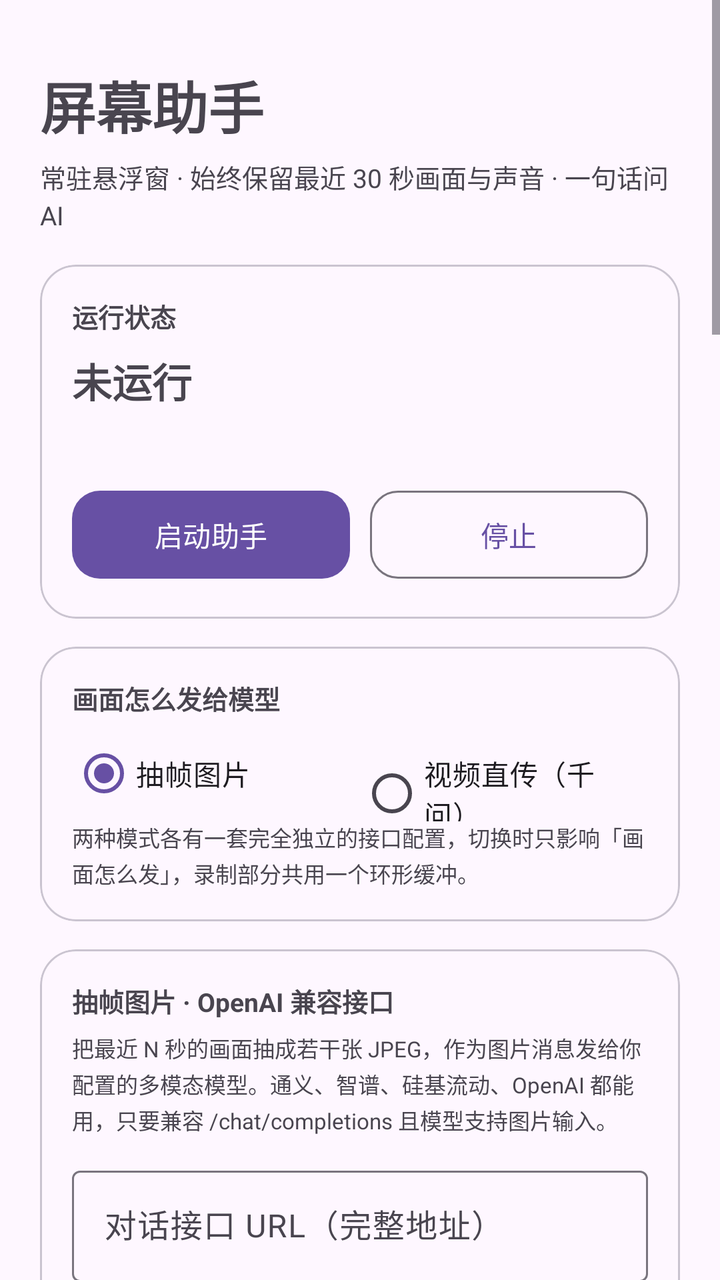
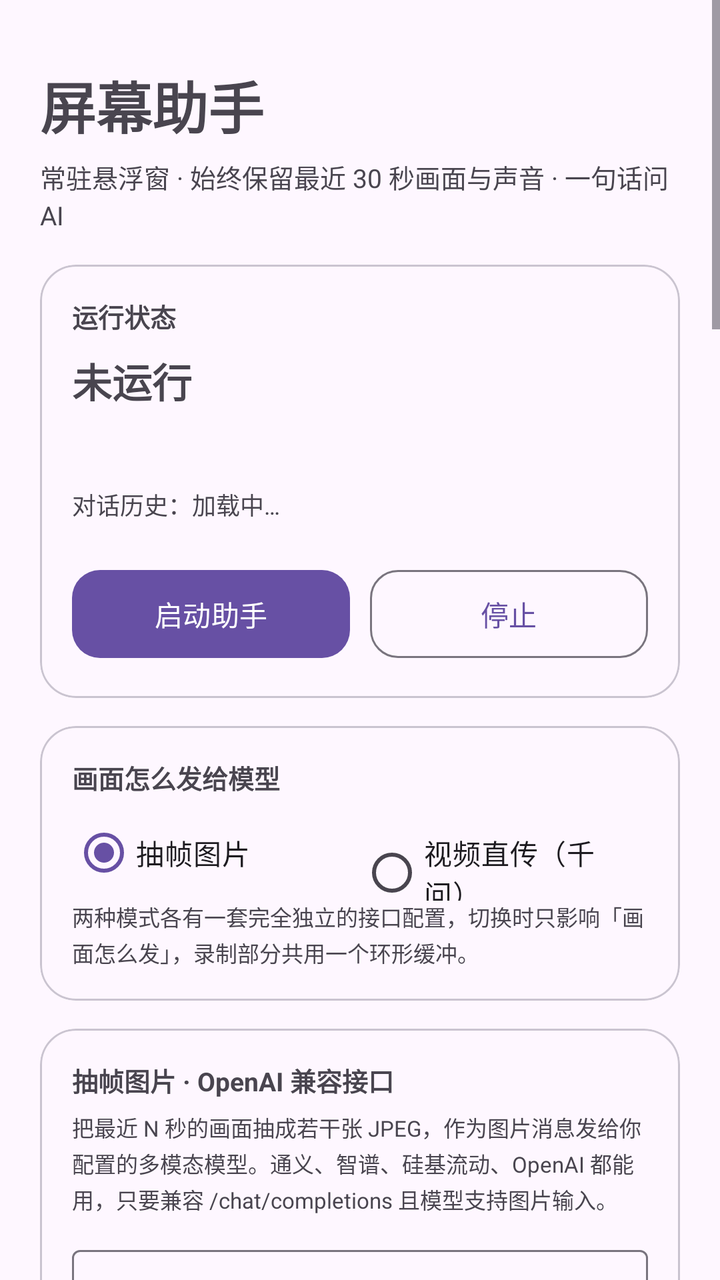

Screens rendered from an Android XML layout before and after an edit, with the pre-edit source and the edit as a unified diff.
<!-- AndroidManifest.xml: activity theme Theme.ScreenMemory -->
<!-- res/layout/activity_main.xml -->
<?xml version="1.0" encoding="utf-8"?>
<ScrollView xmlns:android="http://schemas.android.com/apk/res/android"
    xmlns:app="http://schemas.android.com/apk/res-auto"
    android:layout_width="match_parent"
    android:layout_height="match_parent"
    android:fillViewport="true">

    <LinearLayout
        android:layout_width="match_parent"
        android:layout_height="wrap_content"
        android:orientation="vertical"
        android:padding="20dp">

        <TextView
            android:layout_width="wrap_content"
            android:layout_height="wrap_content"
            android:layout_marginTop="12dp"
            android:text="@string/app_name"
            android:textSize="28sp"
            android:textStyle="bold" />

        <TextView
            android:layout_width="match_parent"
            android:layout_height="wrap_content"
            android:layout_marginTop="6dp"
            android:layout_marginBottom="16dp"
            android:lineSpacingExtra="3dp"
            android:text="@string/app_subtitle"
            android:textSize="13sp" />

        
        <com.google.android.material.card.MaterialCardView
            android:layout_width="match_parent"
            android:layout_height="wrap_content"
            app:cardCornerRadius="18dp"
            app:cardElevation="0dp"
            app:strokeWidth="1dp">

            <LinearLayout
                android:layout_width="match_parent"
                android:layout_height="wrap_content"
                android:orientation="vertical"
                android:padding="16dp">

                <TextView
                    android:layout_width="wrap_content"
                    android:layout_height="wrap_content"
                    android:text="@string/section_status"
                    android:textSize="13sp"
                    android:textStyle="bold" />

                <TextView
                    android:id="@+id/tvStatus"
                    android:layout_width="wrap_content"
                    android:layout_height="wrap_content"
                    android:layout_marginTop="8dp"
                    android:text="未运行"
                    android:textSize="20sp"
                    android:textStyle="bold" />

                <TextView
                    android:id="@+id/tvPermission"
                    android:layout_width="match_parent"
                    android:layout_height="wrap_content"
                    android:layout_marginTop="6dp"
                    android:textSize="12sp" />

                <LinearLayout
                    android:layout_width="match_parent"
                    android:layout_height="wrap_content"
                    android:layout_marginTop="14dp"
                    android:orientation="horizontal">

                    <com.google.android.material.button.MaterialButton
                        android:id="@+id/btnStart"
                        android:layout_width="0dp"
                        android:layout_height="52dp"
                        android:layout_weight="1"
                        android:text="@string/btn_start"
                        app:cornerRadius="14dp" />

                    <com.google.android.material.button.MaterialButton
                        android:id="@+id/btnStop"
                        style="@style/Widget.Material3.Button.OutlinedButton"
                        android:layout_width="0dp"
                        android:layout_height="52dp"
                        android:layout_marginStart="10dp"
                        android:layout_weight="1"
                        android:text="@string/btn_stop"
                        app:cornerRadius="14dp" />
                </LinearLayout>
            </LinearLayout>
        </com.google.android.material.card.MaterialCardView>

        
        <com.google.android.material.card.MaterialCardView
            android:layout_width="match_parent"
            android:layout_height="wrap_content"
            android:layout_marginTop="14dp"
            app:cardCornerRadius="18dp"
            app:cardElevation="0dp"
            app:strokeWidth="1dp">

            <LinearLayout
                android:layout_width="match_parent"
                android:layout_height="wrap_content"
                android:orientation="vertical"
                android:padding="16dp">

                <TextView
                    android:layout_width="wrap_content"
                    android:layout_height="wrap_content"
                    android:text="画面怎么发给模型"
                    android:textSize="13sp"
                    android:textStyle="bold" />

                <RadioGroup
                    android:id="@+id/rgMode"
                    android:layout_width="match_parent"
                    android:layout_height="wrap_content"
                    android:layout_marginTop="4dp"
                    android:orientation="horizontal">

                    <RadioButton
                        android:id="@+id/rbFrames"
                        android:layout_width="0dp"
                        android:layout_height="wrap_content"
                        android:layout_weight="1"
                        android:checked="true"
                        android:text="抽帧图片"
                        android:textSize="14sp" />

                    <RadioButton
                        android:id="@+id/rbVideo"
                        android:layout_width="0dp"
                        android:layout_height="wrap_content"
                        android:layout_weight="1"
                        android:text="视频直传（千问）"
                        android:textSize="14sp" />
                </RadioGroup>

                <TextView
                    android:layout_width="match_parent"
                    android:layout_height="wrap_content"
                    android:lineSpacingExtra="2dp"
                    android:text="两种模式各有一套完全独立的接口配置，切换时只影响「画面怎么发」，录制部分共用一个环形缓冲。"
                    android:textSize="11sp" />
            </LinearLayout>
        </com.google.android.material.card.MaterialCardView>

        
        <com.google.android.material.card.MaterialCardView
            android:id="@+id/groupFrames"
            android:layout_width="match_parent"
            android:layout_height="wrap_content"
            android:layout_marginTop="14dp"
            app:cardCornerRadius="18dp"
            app:cardElevation="0dp"
            app:strokeWidth="1dp">

            <LinearLayout
                android:layout_width="match_parent"
                android:layout_height="wrap_content"
                android:orientation="vertical"
                android:padding="16dp">

                <TextView
                    android:layout_width="wrap_content"
                    android:layout_height="wrap_content"
                    android:text="抽帧图片 · OpenAI 兼容接口"
                    android:textSize="13sp"
                    android:textStyle="bold" />

                <TextView
                    android:layout_width="match_parent"
                    android:layout_height="wrap_content"
                    android:layout_marginTop="6dp"
                    android:lineSpacingExtra="2dp"
                    android:text="把最近 N 秒的画面抽成若干张 JPEG，作为图片消息发给你配置的多模态模型。通义、智谱、硅基流动、OpenAI 都能用，只要兼容 /chat/completions 且模型支持图片输入。"
                    android:textSize="11sp" />

                <com.google.android.material.textfield.TextInputLayout
                    android:layout_width="match_parent"
                    android:layout_height="wrap_content"
                    android:layout_marginTop="12dp"
                    android:hint="对话接口 URL（完整地址）"
                    app:helperText="把完整请求地址整条粘进来，程序不会再拼接任何路径。例：https://dashscope.aliyuncs.com/compatible-mode/v1/chat/completions">

                    <com.google.android.material.textfield.TextInputEditText
                        android:id="@+id/etChatBase"
                        android:layout_width="match_parent"
                        android:layout_height="wrap_content"
                        android:inputType="textUri"
                        android:maxLines="1" />
                </com.google.android.material.textfield.TextInputLayout>

                <com.google.android.material.textfield.TextInputLayout
                    android:id="@+id/tilApiKey"
                    android:layout_width="match_parent"
                    android:layout_height="wrap_content"
                    android:layout_marginTop="8dp"
                    android:hint="API Key"
                    app:endIconMode="password_toggle"
                    app:helperText="该厂商的密钥，只保存在本机。请求时以 Authorization: Bearer 头发出；视频直传和语音转写留空时会复用它">

                    <com.google.android.material.textfield.TextInputEditText
                        android:id="@+id/etApiKey"
                        android:layout_width="match_parent"
                        android:layout_height="wrap_content"
                        android:inputType="textPassword"
                        android:maxLines="1" />
                </com.google.android.material.textfield.TextInputLayout>

                <com.google.android.material.textfield.TextInputLayout
                    android:layout_width="match_parent"
                    android:layout_height="wrap_content"
                    android:layout_marginTop="8dp"
                    android:hint="对话模型"
                    app:helperText="必须支持图片输入（多模态视觉模型），否则图片会被忽略或直接报错。例：qwen-vl-max、glm-4v-plus、gpt-4o-mini">

                    <com.google.android.material.textfield.TextInputEditText
                        android:id="@+id/etChatModel"
                        android:layout_width="match_parent"
                        android:layout_height="wrap_content"
                        android:inputType="text"
                        android:maxLines="1" />
                </com.google.android.material.textfield.TextInputLayout>

                <LinearLayout
                    android:layout_width="match_parent"
                    android:layout_height="wrap_content"
                    android:layout_marginTop="12dp"
                    android:gravity="center_vertical"
                    android:orientation="horizontal">

                    <TextView
                        android:layout_width="0dp"
                        android:layout_height="wrap_content"
                        android:layout_weight="1"
                        android:text="每次发送的画面张数（1–20）"
                        android:textSize="14sp" />

                    <com.google.android.material.textfield.TextInputLayout
                        android:layout_width="104dp"
                        android:layout_height="wrap_content"
                        android:hint="帧数"
                        app:boxBackgroundMode="outline">

                        <com.google.android.material.textfield.TextInputEditText
                            android:id="@+id/etFrames"
                            android:layout_width="match_parent"
                            android:layout_height="wrap_content"
                            android:inputType="number"
                            android:maxLength="2"
                            android:maxLines="1"
                            android:text="8"
                            android:textSize="14sp" />
                    </com.google.android.material.textfield.TextInputLayout>
                </LinearLayout>

                <com.google.android.material.slider.Slider
                    android:id="@+id/sliderFrames"
                    android:layout_width="match_parent"
                    android:layout_height="wrap_content"
                    android:stepSize="1"
                    android:value="8"
                    android:valueFrom="1"
                    android:valueTo="20" />

                <TextView
                    android:layout_width="match_parent"
                    android:layout_height="wrap_content"
                    android:lineSpacingExtra="2dp"
                    android:text="帧数是把 N 秒的画面「均匀切几刀」：8 帧＝每 3.75 秒取一张（窗口 30 秒时）。张数越多越能看出画面怎么变化，但每张约 40–70KB，请求体积和 token 成本随之上涨。可以直接在数字框里填任意值，滑块会跟着走。"
                    android:textSize="11sp" />
            </LinearLayout>
        </com.google.android.material.card.MaterialCardView>

        
        <com.google.android.material.card.MaterialCardView
            android:id="@+id/groupVideo"
            android:layout_width="match_parent"
            android:layout_height="wrap_content"
            android:layout_marginTop="14dp"
            android:visibility="gone"
            app:cardCornerRadius="18dp"
            app:cardElevation="0dp"
            app:strokeWidth="1dp">

            <LinearLayout
                android:layout_width="match_parent"
                android:layout_height="wrap_content"
                android:orientation="vertical"
                android:padding="16dp">

                <TextView
                    android:layout_width="wrap_content"
                    android:layout_height="wrap_content"
                    android:text="视频直传 · 千问（百炼）"
                    android:textSize="13sp"
                    android:textStyle="bold" />

                <TextView
                    android:layout_width="match_parent"
                    android:layout_height="wrap_content"
                    android:layout_marginTop="6dp"
                    android:lineSpacingExtra="2dp"
                    android:text="把整段 MP4（含音轨）上传到百炼临时空间，再用 oss:// 地址调用多模态接口。有三步：申请上传凭证 → 传文件 → 生成回答。文件 48 小时后自动清理。"
                    android:textSize="11sp" />

                <com.google.android.material.textfield.TextInputLayout
                    android:layout_width="match_parent"
                    android:layout_height="wrap_content"
                    android:layout_marginTop="12dp"
                    android:hint="视频对话 URL（完整地址）"
                    app:helperText="百炼 OpenAI 兼容入口，完整粘贴。例：https://dashscope.aliyuncs.com/compatible-mode/v1/chat/completions">

                    <com.google.android.material.textfield.TextInputEditText
                        android:id="@+id/etVideoChat"
                        android:layout_width="match_parent"
                        android:layout_height="wrap_content"
                        android:inputType="textUri"
                        android:maxLines="1" />
                </com.google.android.material.textfield.TextInputLayout>

                <com.google.android.material.textfield.TextInputLayout
                    android:layout_width="match_parent"
                    android:layout_height="wrap_content"
                    android:layout_marginTop="8dp"
                    android:hint="上传凭证 URL（完整地址）"
                    app:helperText="程序会在后面追加 ?action=getPolicy&amp;model=…。例：https://dashscope.aliyuncs.com/api/v1/uploads">

                    <com.google.android.material.textfield.TextInputEditText
                        android:id="@+id/etVideoUpload"
                        android:layout_width="match_parent"
                        android:layout_height="wrap_content"
                        android:inputType="textUri"
                        android:maxLines="1" />
                </com.google.android.material.textfield.TextInputLayout>

                <com.google.android.material.textfield.TextInputLayout
                    android:id="@+id/tilVideoKey"
                    android:layout_width="match_parent"
                    android:layout_height="wrap_content"
                    android:layout_marginTop="8dp"
                    android:hint="百炼 API Key（可留空）"
                    app:endIconMode="password_toggle"
                    app:helperText="留空则复用上面抽帧模式的 API Key；用阿里云百炼时建议单独填">

                    <com.google.android.material.textfield.TextInputEditText
                        android:id="@+id/etVideoKey"
                        android:layout_width="match_parent"
                        android:layout_height="wrap_content"
                        android:inputType="textPassword"
                        android:maxLines="1" />
                </com.google.android.material.textfield.TextInputLayout>

                <com.google.android.material.textfield.TextInputLayout
                    android:layout_width="match_parent"
                    android:layout_height="wrap_content"
                    android:layout_marginTop="8dp"
                    android:hint="视频模型（qwen-vl-max / qwen3.5-omni-plus）"
                    app:helperText="上传文件时会和你填的模型绑定，之后必须用同一个模型调用，否则报错">

                    <com.google.android.material.textfield.TextInputEditText
                        android:id="@+id/etVideoModel"
                        android:layout_width="match_parent"
                        android:layout_height="wrap_content"
                        android:inputType="text"
                        android:maxLines="1" />
                </com.google.android.material.textfield.TextInputLayout>

                <TextView
                    android:layout_width="wrap_content"
                    android:layout_height="wrap_content"
                    android:layout_marginTop="12dp"
                    android:text="模型能听声音吗"
                    android:textSize="14sp" />

                <TextView
                    android:id="@+id/tvAudioModeHint"
                    android:layout_width="match_parent"
                    android:layout_height="wrap_content"
                    android:textSize="11sp" />

                <RadioGroup
                    android:id="@+id/rgAudioMode"
                    android:layout_width="match_parent"
                    android:layout_height="wrap_content"
                    android:orientation="horizontal">

                    <RadioButton
                        android:id="@+id/rbAudioAuto"
                        android:layout_width="0dp"
                        android:layout_height="wrap_content"
                        android:layout_weight="1"
                        android:checked="true"
                        android:text="自动"
                        android:textSize="13sp" />

                    <RadioButton
                        android:id="@+id/rbAudioOn"
                        android:layout_width="0dp"
                        android:layout_height="wrap_content"
                        android:layout_weight="1"
                        android:text="能听"
                        android:textSize="13sp" />

                    <RadioButton
                        android:id="@+id/rbAudioOff"
                        android:layout_width="0dp"
                        android:layout_height="wrap_content"
                        android:layout_weight="1"
                        android:text="听不到"
                        android:textSize="13sp" />
                </RadioGroup>

                <TextView
                    android:layout_width="match_parent"
                    android:layout_height="wrap_content"
                    android:lineSpacingExtra="2dp"
                    android:text="「自动」按型号名判断：含 omni（如 qwen3.5-omni-plus）视为能听声音，其余视为只看画面。用了别名或新命名时手动指定。这个开关只改 prompt 措辞和状态栏标注，不改上传参数——音轨该传还是会传。"
                    android:textSize="11sp" />
            </LinearLayout>
        </com.google.android.material.card.MaterialCardView>

        
        <com.google.android.material.card.MaterialCardView
            android:layout_width="match_parent"
            android:layout_height="wrap_content"
            android:layout_marginTop="14dp"
            app:cardCornerRadius="18dp"
            app:cardElevation="0dp"
            app:strokeWidth="1dp">

            <LinearLayout
                android:layout_width="match_parent"
                android:layout_height="wrap_content"
                android:orientation="vertical"
                android:padding="16dp">

                <TextView
                    android:layout_width="wrap_content"
                    android:layout_height="wrap_content"
                    android:text="@string/section_api"
                    android:textSize="13sp"
                    android:textStyle="bold" />

                <TextView
                    android:layout_width="match_parent"
                    android:layout_height="wrap_content"
                    android:layout_marginTop="6dp"
                    android:lineSpacingExtra="2dp"
                    android:text="只用于「按住说话」：先走系统离线识别（装了离线语言包可完全断网），没结果时再用同一段录音调下面的云端接口。两种画面模式都用它，所以单独列出来。"
                    android:textSize="11sp" />

                <androidx.appcompat.widget.SwitchCompat
                    android:id="@+id/swLocalAsr"
                    android:layout_width="match_parent"
                    android:layout_height="wrap_content"
                    android:layout_marginTop="8dp"
                    android:checked="true"
                    android:text="优先用系统离线识别"
                    android:textSize="14sp" />

                <TextView
                    android:layout_width="match_parent"
                    android:layout_height="wrap_content"
                    android:lineSpacingExtra="2dp"
                    android:text="开启后按系统能力走本地识别：装了离线语言包的机型可完全断网转写，零成本零延迟。机型不支持、没装离线包或识别不出结果时，自动回退到下面的云端接口（只影响“按住说话”，不影响画面）。"
                    android:textSize="11sp" />

                <com.google.android.material.textfield.TextInputLayout
                    android:layout_width="match_parent"
                    android:layout_height="wrap_content"
                    android:layout_marginTop="12dp"
                    android:hint="转写接口 URL（完整地址）"
                    app:helperText="同样填完整地址，不会拼接路径。例：https://dashscope.aliyuncs.com/compatible-mode/v1/audio/transcriptions">

                    <com.google.android.material.textfield.TextInputEditText
                        android:id="@+id/etAsrBase"
                        android:layout_width="match_parent"
                        android:layout_height="wrap_content"
                        android:inputType="textUri"
                        android:maxLines="1" />
                </com.google.android.material.textfield.TextInputLayout>

                <com.google.android.material.textfield.TextInputLayout
                    android:id="@+id/tilAsrKey"
                    android:layout_width="match_parent"
                    android:layout_height="wrap_content"
                    android:layout_marginTop="8dp"
                    android:hint="转写 API Key（可留空）"
                    app:endIconMode="password_toggle"
                    app:helperText="留空则复用抽帧模式的 API Key">

                    <com.google.android.material.textfield.TextInputEditText
                        android:id="@+id/etAsrKey"
                        android:layout_width="match_parent"
                        android:layout_height="wrap_content"
                        android:inputType="textPassword"
                        android:maxLines="1" />
                </com.google.android.material.textfield.TextInputLayout>

                <com.google.android.material.textfield.TextInputLayout
                    android:layout_width="match_parent"
                    android:layout_height="wrap_content"
                    android:layout_marginTop="8dp"
                    android:hint="转写模型"
                    app:helperText="Whisper 协议下的模型名，如 whisper-1、SenseVoiceSmall、qwen3-asr-flash、paraformer-v2 的兼容端点">

                    <com.google.android.material.textfield.TextInputEditText
                        android:id="@+id/etAsrModel"
                        android:layout_width="match_parent"
                        android:layout_height="wrap_content"
                        android:inputType="text"
                        android:maxLines="1" />
                </com.google.android.material.textfield.TextInputLayout>
            </LinearLayout>
        </com.google.android.material.card.MaterialCardView>

        
        <com.google.android.material.card.MaterialCardView
            android:layout_width="match_parent"
            android:layout_height="wrap_content"
            android:layout_marginTop="14dp"
            app:cardCornerRadius="18dp"
            app:cardElevation="0dp"
            app:strokeWidth="1dp">

            <LinearLayout
                android:layout_width="match_parent"
                android:layout_height="wrap_content"
                android:orientation="vertical"
                android:padding="16dp">

                <TextView
                    android:layout_width="wrap_content"
                    android:layout_height="wrap_content"
                    android:text="@string/section_capture"
                    android:textSize="13sp"
                    android:textStyle="bold" />

                <LinearLayout
                    android:layout_width="match_parent"
                    android:layout_height="wrap_content"
                    android:layout_marginTop="12dp"
                    android:gravity="center_vertical"
                    android:orientation="horizontal">

                    <TextView
                        android:layout_width="0dp"
                        android:layout_height="wrap_content"
                        android:layout_weight="1"
                        android:text="保留最近多少秒（5–60）"
                        android:textSize="14sp" />

                    <com.google.android.material.textfield.TextInputLayout
                        android:layout_width="104dp"
                        android:layout_height="wrap_content"
                        android:hint="秒数"
                        app:boxBackgroundMode="outline">

                        <com.google.android.material.textfield.TextInputEditText
                            android:id="@+id/etSeconds"
                            android:layout_width="match_parent"
                            android:layout_height="wrap_content"
                            android:inputType="number"
                            android:maxLength="2"
                            android:maxLines="1"
                            android:text="30"
                            android:textSize="14sp" />
                    </com.google.android.material.textfield.TextInputLayout>
                </LinearLayout>

                <com.google.android.material.slider.Slider
                    android:id="@+id/sliderSeconds"
                    android:layout_width="match_parent"
                    android:layout_height="wrap_content"
                    android:stepSize="1"
                    android:value="30"
                    android:valueFrom="5"
                    android:valueTo="60" />

                <TextView
                    android:layout_width="match_parent"
                    android:layout_height="wrap_content"
                    android:text="环形缓冲的窗口长度：内存里始终保留最近这么多秒的编码数据，点「发送」时从中截取。越长越能覆盖刚才发生的事，内存占用也按比例增长（60 秒、1080p/6Mbps 约 45MB）。"
                    android:textSize="11sp" />

                <TextView
                    android:layout_width="wrap_content"
                    android:layout_height="wrap_content"
                    android:layout_marginTop="12dp"
                    android:text="画质"
                    android:textSize="14sp" />

                <RadioGroup
                    android:id="@+id/rgQuality"
                    android:layout_width="match_parent"
                    android:layout_height="wrap_content"
                    android:orientation="horizontal">

                    <RadioButton
                        android:id="@+id/rbQualitySaver"
                        android:layout_width="0dp"
                        android:layout_height="wrap_content"
                        android:layout_weight="1"
                        android:text="省流"
                        android:textSize="14sp" />

                    <RadioButton
                        android:id="@+id/rbQualityStandard"
                        android:layout_width="0dp"
                        android:layout_height="wrap_content"
                        android:layout_weight="1"
                        android:checked="true"
                        android:text="标准"
                        android:textSize="14sp" />

                    <RadioButton
                        android:id="@+id/rbQualitySharp"
                        android:layout_width="0dp"
                        android:layout_height="wrap_content"
                        android:layout_weight="1"
                        android:text="清晰"
                        android:textSize="14sp" />
                </RadioGroup>

                <TextView
                    android:id="@+id/tvQualityHint"
                    android:layout_width="match_parent"
                    android:layout_height="wrap_content"
                    android:textSize="11sp" />

                <TextView
                    android:layout_width="match_parent"
                    android:layout_height="wrap_content"
                    android:lineSpacingExtra="2dp"
                    android:text="画质是一个整体：同时决定录制分辨率、H.264 码率、抽帧尺寸和 JPEG 质量。只看 UI 和小字用「标准」，表格/代码/报错码用「清晰」，流量吃紧用「省流」。改完需要重新启动助手才生效——编码器参数在启动时锁定。"
                    android:textSize="11sp" />

                <TextView
                    android:layout_width="match_parent"
                    android:layout_height="wrap_content"
                    android:layout_marginTop="10dp"
                    android:lineSpacingExtra="2dp"
                    android:text="声音：只录应用内播放的声音（回放捕获）。通话、语音消息这类声音系统不允许采集；部分 App（如带版权内容的视频/音乐）会主动禁止内录，此时片段里只有静音。\n\n发送前会检测音频振幅，采不到声音会在面板里明确提示，不会假装有声音。"
                    android:textSize="11sp" />

                <androidx.appcompat.widget.SwitchCompat
                    android:id="@+id/swSaveClip"
                    android:layout_width="match_parent"
                    android:layout_height="wrap_content"
                    android:layout_marginTop="8dp"
                    android:checked="true"
                    android:text="把提问时的片段另存到手机"
                    android:textSize="14sp" />
            </LinearLayout>
        </com.google.android.material.card.MaterialCardView>

        <TextView
            android:layout_width="match_parent"
            android:layout_height="wrap_content"
            android:layout_marginTop="16dp"
            android:layout_marginBottom="24dp"
            android:lineSpacingExtra="3dp"
            android:text="隐私提示：画面只在内存里循环覆盖，只有你点「发送」时才会抽帧或上传片段；片段文件默认保存在应用私有目录，可随时删除。录音/录屏都需要你本人授权，请勿用于未经他人同意的场景。"
            android:textSize="11sp" />
    </LinearLayout>
</ScrollView>
<!-- resources referenced by this layout -->
<resources>
  <string name="app_name">屏幕助手</string>
  <string name="app_subtitle">常驻悬浮窗 · 始终保留最近 30 秒画面与声音 · 一句话问 AI</string>
  <string name="btn_start">启动助手</string>
  <string name="btn_stop">停止</string>
  <string name="section_api">语音转写 · 按住说话</string>
  <string name="section_capture">录制参数</string>
  <string name="section_status">运行状态</string>
  <style name="Theme.ScreenMemory" parent="Theme.Material3.DayNight.NoActionBar">
          <item name="android:statusBarColor">@android:color/transparent</item>
          <item name="android:windowLightStatusBar">true</item>
      </style>
</resources>

<!-- the commit's change to res/layout/activity_main.xml (unified diff, before → after) -->
@@ -63,6 +63,17 @@
                     android:layout_width="match_parent"
                     android:layout_height="wrap_content"
                     android:layout_marginTop="6dp"
+                    android:textSize="12sp" />
+
+                <TextView
+                    android:id="@+id/tvChatHistory"
+                    android:layout_width="match_parent"
+                    android:layout_height="wrap_content"
+                    android:layout_marginTop="10dp"
+                    android:lineSpacingExtra="2dp"
+                    android:paddingTop="6dp"
+                    android:paddingBottom="6dp"
+                    android:text="对话历史：加载中…"
                     android:textSize="12sp" />
 
                 <LinearLayout
